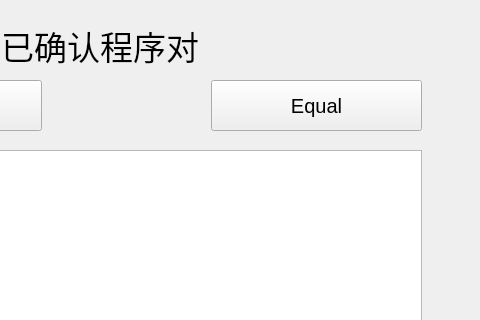
First picture: the form in table.ui, repository NJU201220184/SE_Lab_5, before the edit; both pictures show x 229 to 709 and y 0 to 320 of the 709 by 937 pixel window.
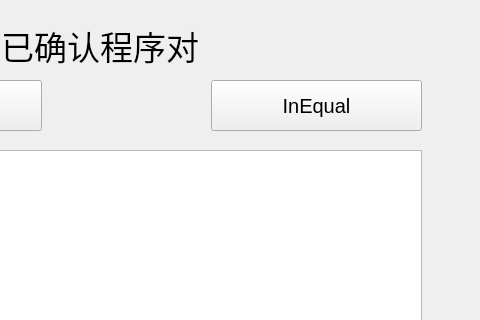
Second picture: the form after the edit.

Patch:
```diff
--- a/table.ui
+++ b/table.ui
@@ -46,7 +46,7 @@
     </font>
    </property>
    <property name="text">
-    <string>Equal</string>
+    <string>InEqual</string>
    </property>
   </widget>
   <widget class="QTextEdit" name="Pairs">
```
